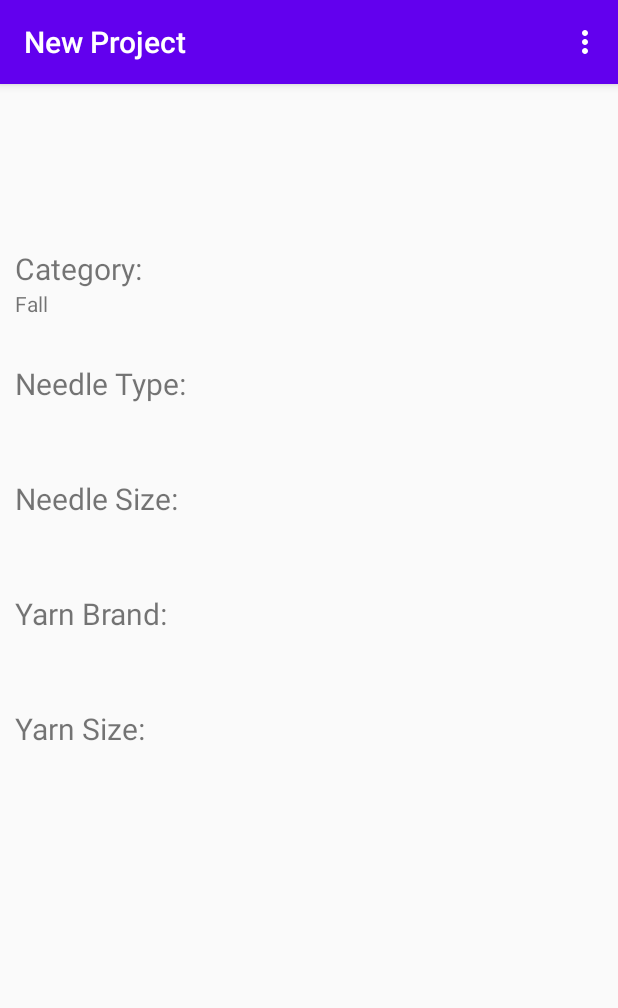
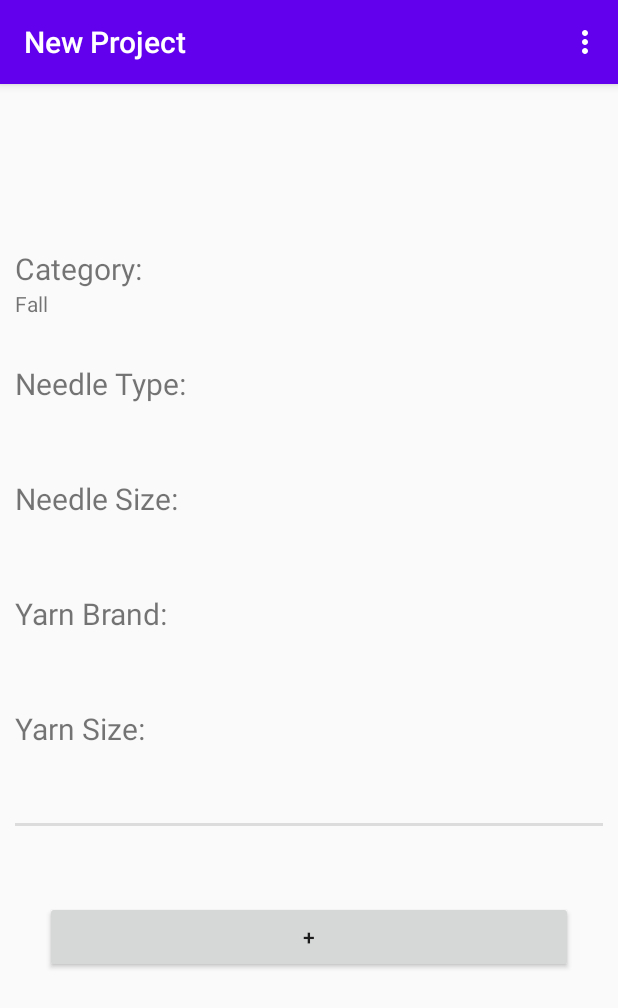
Before and after one commit to BlastMcGuirk/KnitBuddy, an Android app: the ProjectActivity screen opened directly, with no data from a screen before it, on a phone screen of 412 x 824 dp. Shown: the top 1008 px of the screen. Run offline under Robolectric (Android 15) with nearby library versions, the phone set to English and light mode, and no system bars.

Commit message:
Added instructions to projects

```diff
--- a/app/build.gradle
+++ b/app/build.gradle
@@ -25,6 +25,7 @@ dependencies {
     implementation fileTree(dir: "libs", include: ["*.jar"])
     implementation 'androidx.appcompat:appcompat:1.1.0'
     implementation 'androidx.constraintlayout:constraintlayout:1.1.3'
+    implementation 'androidx.recyclerview:recyclerview:1.1.0'
     testImplementation 'junit:junit:4.12'
     androidTestImplementation 'androidx.test.ext:junit:1.1.1'
     androidTestImplementation 'androidx.test.espresso:espresso-core:3.2.0'
--- a/app/src/main/java/com/apps/bguirks/knitbuddy/MainActivity.java
+++ b/app/src/main/java/com/apps/bguirks/knitbuddy/MainActivity.java
@@ -46,8 +46,6 @@ public class MainActivity extends AppCompatActivity {
         this.mainActivityContext = this;
         setContentView(R.layout.activity_main);
 
-        System.out.println("CREATE");
-
         // Setup Database
         db = new DatabaseHelper(this);
         if (db.categories.getTableCount() == 0) {
@@ -78,7 +76,6 @@ public class MainActivity extends AppCompatActivity {
     @Override
     protected void onResume() {
         super.onResume();
-        System.out.println("RESUME");
 
         // Get the data from the database
         listViewData = getListViewData();
--- a/app/src/main/java/com/apps/bguirks/knitbuddy/ProjectActivity.java
+++ b/app/src/main/java/com/apps/bguirks/knitbuddy/ProjectActivity.java
@@ -1,6 +1,7 @@
 package com.apps.bguirks.knitbuddy;
 
 import androidx.appcompat.app.AppCompatActivity;
+import androidx.recyclerview.widget.RecyclerView;
 
 import android.content.Context;
 import android.content.Intent;
@@ -9,16 +10,23 @@ import android.view.Menu;
 import android.view.MenuInflater;
 import android.view.MenuItem;
 import android.view.View;
+import android.view.ViewGroup;
 import android.view.inputmethod.InputMethodManager;
 import android.widget.ArrayAdapter;
+import android.widget.Button;
 import android.widget.EditText;
+import android.widget.ListView;
 import android.widget.Spinner;
 import android.widget.TextView;
 
+import com.apps.bguirks.knitbuddy.adapters.CustomExpandableListAdapter;
+import com.apps.bguirks.knitbuddy.adapters.CustomListAdapter;
 import com.apps.bguirks.knitbuddy.database.DatabaseHelper;
 import com.apps.bguirks.knitbuddy.database.dataobjects.Category;
+import com.apps.bguirks.knitbuddy.database.dataobjects.Instruction;
 import com.apps.bguirks.knitbuddy.database.dataobjects.Project;
 
+import java.util.ArrayList;
 import java.util.List;
 
 public class ProjectActivity extends AppCompatActivity implements View.OnFocusChangeListener {
@@ -30,6 +38,8 @@ public class ProjectActivity extends AppCompatActivity implements View.OnFocusCh
 
     private List<Category> categoriesList;
 
+    private List<Instruction> instructions;
+
     @Override
     protected void onCreate(Bundle savedInstanceState) {
         super.onCreate(savedInstanceState);
@@ -37,20 +47,63 @@ public class ProjectActivity extends AppCompatActivity implements View.OnFocusCh
 
         this.db = new DatabaseHelper(this);
         this.editing = true;
+        this.instructions = new ArrayList<>();
 
         Intent intent = getIntent();
-        long projectId = intent.getLongExtra("PROJECT_ID", -1);
+        final long projectId = intent.getLongExtra("PROJECT_ID", -1);
         if (projectId != -1) {
             this.project = db.projects.get(projectId);
+            instructions = db.instructions.getAll(this.project.get_id());
             editing = false;
         }
 
         categoriesList = db.categories.getAll();
 
+        // Set the content of the ExpandableListView component
+        final ListView listView = findViewById(R.id.instructionsList);
+        final CustomListAdapter listAdapter = new CustomListAdapter(
+                this, instructions);
+        listView.setAdapter(listAdapter);
+        ViewGroup.LayoutParams params = listView.getLayoutParams();
+        params.height = getInstructionsHeight();
+        listView.setLayoutParams(params);
+        listView.requestLayout();
+
+        Button addInstruction = findViewById(R.id.add_instruction);
+        addInstruction.setOnClickListener(new View.OnClickListener() {
+            @Override
+            public void onClick(View v) {
+                Instruction ins = new Instruction(projectId, instructions.size() + 1);
+                long insId = db.instructions.add(ins);
+                ins.set_id(insId);
+                instructions.add(ins);
+                ((CustomListAdapter)listView.getAdapter()).updateData(instructions);
+
+                listAdapter.updateData(instructions);
+
+                ViewGroup.LayoutParams params = listView.getLayoutParams();
+                params.height = getInstructionsHeight();
+                listView.setLayoutParams(params);
+                listView.requestLayout();
+            }
+        });
+
         String title = this.project == null ? "New Project" : this.project.getProjectName();
         setTitle(title);
 
         setViewsContent();
+    }
+
+    private int getInstructionsHeight() {
+        int totalSize = 0;
+        for (Instruction ins : instructions) {
+            if (ins.getCounter() == -999) {
+                totalSize += 180;
+            } else {
+                totalSize += 415;
+            }
+        }
+        return totalSize;
     }
 
     @Override
@@ -90,6 +143,15 @@ public class ProjectActivity extends AppCompatActivity implements View.OnFocusCh
         this.project.setYarnBrand(((EditText)findViewById(R.id.yarn_brand_edit)).getText().toString());
         this.project.setYarnSize(((EditText)findViewById(R.id.yarn_size_edit)).getText().toString());
 
+        // Save the instructions
+        ListView instructionsList = findViewById(R.id.instructionsList);
+        for (int i = 0; i < instructionsList.getChildCount(); i++) {
+            Instruction ins = instructions.get(i);
+            View v = instructionsList.getChildAt(i);
+            ins.setInstruction(((EditText)v.findViewById(R.id.instruction_edit)).getText().toString());
+            this.db.instructions.update(ins);
+        }
+
         this.db.projects.update(this.project);
 
         this.setTitle((this.project.getProjectName()));
@@ -106,6 +168,12 @@ public class ProjectActivity extends AppCompatActivity implements View.OnFocusCh
         findViewById(R.id.needle_size_value).setVisibility(visibility);
         findViewById(R.id.yarn_brand_value).setVisibility(visibility);
         findViewById(R.id.yarn_size_value).setVisibility(visibility);
+        ListView instructionsList = findViewById(R.id.instructionsList);
+        for (int i = 0; i < instructionsList.getChildCount(); i++) {
+            View v = instructionsList.getChildAt(i);
+            v.findViewById(R.id.instruction_value).setVisibility(visibility);
+        }
+        //findViewById(R.id.instruction_value).setVisibility(visibility);
 
         visibility = this.editing ? View.VISIBLE : View.GONE;
 
@@ -115,6 +183,11 @@ public class ProjectActivity extends AppCompatActivity implements View.OnFocusCh
         findViewById(R.id.needle_size_edit).setVisibility(visibility);
         findViewById(R.id.yarn_brand_edit).setVisibility(visibility);
         findViewById(R.id.yarn_size_edit).setVisibility(visibility);
+        //findViewById(R.id.instruction_edit).setVisibility(visibility);
+        for (int i = 0; i < instructionsList.getChildCount(); i++) {
+            View v = instructionsList.getChildAt(i);
+            v.findViewById(R.id.instruction_edit).setVisibility(visibility);
+        }
     }
 
     private void setViewsContent() {
@@ -129,7 +202,6 @@ public class ProjectActivity extends AppCompatActivity implements View.OnFocusCh
         if (project != null) {
             title = project.getProjectName();
             category = db.categories.get(project.getCategoryId());
-            System.out.println(category);
             needleType = project.getNeedleType();
             needleSize = project.getNeedleSize();
             yarnBrand = project.getYarnBrand();
@@ -164,6 +236,15 @@ public class ProjectActivity extends AppCompatActivity implements View.OnFocusCh
         // Yarn Size
         ((TextView)findViewById(R.id.yarn_size_value)).setText(yarnSize);
         ((EditText)findViewById(R.id.yarn_size_edit)).setText(yarnSize);
+
+        // Instructions
+        ListView instructionsList = findViewById(R.id.instructionsList);
+        for (int i = 0; i < instructionsList.getChildCount(); i++) {
+            Instruction ins = instructions.get(i);
+            View v = instructionsList.getChildAt(i);
+            ((TextView)v.findViewById(R.id.instruction_value)).setText(ins.getInstruction());
+            ((EditText)v.findViewById(R.id.instruction_edit)).setText(ins.getInstruction());
+        }
     }
 
     @Override
--- a/app/src/main/java/com/apps/bguirks/knitbuddy/database/DatabaseHelper.java
+++ b/app/src/main/java/com/apps/bguirks/knitbuddy/database/DatabaseHelper.java
@@ -6,6 +6,7 @@ import android.database.sqlite.SQLiteOpenHelper;
 import android.util.Log;
 
 import com.apps.bguirks.knitbuddy.database.handlers.CategoryHandler;
+import com.apps.bguirks.knitbuddy.database.handlers.InstructionHandler;
 import com.apps.bguirks.knitbuddy.database.handlers.ProjectHandler;
 
 public class DatabaseHelper extends SQLiteOpenHelper {
@@ -14,7 +15,7 @@ public class DatabaseHelper extends SQLiteOpenHelper {
     // Database Information
     // ----------------------------------------
     // Database Version
-    static final int DB_VERSION = 1;
+    static final int DB_VERSION = 2;
     // Database Information
     static final String DB_NAME = "KNIT_BUDDY.DB";
 
@@ -23,11 +24,13 @@ public class DatabaseHelper extends SQLiteOpenHelper {
     // ----------------------------------------
     public CategoryHandler categories;
     public ProjectHandler projects;
+    public InstructionHandler instructions;
 
     public DatabaseHelper(Context context) {
         super(context, DB_NAME, null, DB_VERSION);
         categories = new CategoryHandler(this);
         projects = new ProjectHandler(this);
+        instructions = new InstructionHandler(this);
     }
 
     @Override
@@ -44,12 +47,13 @@ public class DatabaseHelper extends SQLiteOpenHelper {
     private void createAllTables(SQLiteDatabase db) {
         categories.createTable(db);
         projects.createTable(db);
+        instructions.createTable(db);
     }
 
     private void dropAllTables(SQLiteDatabase db) {
         categories.dropTable(db);
         projects.dropTable(db);
-        Log.i("MAIN", "DROPPED");
+        instructions.dropTable(db);
     }
 
 }
--- a/app/src/main/res/layout/activity_project.xml
+++ b/app/src/main/res/layout/activity_project.xml
@@ -1,16 +1,19 @@
 <?xml version="1.0" encoding="utf-8"?>
-<ScrollView xmlns:android="http://schemas.android.com/apk/res/android"
+<androidx.core.widget.NestedScrollView xmlns:android="http://schemas.android.com/apk/res/android"
     xmlns:app="http://schemas.android.com/apk/res-auto"
     xmlns:tools="http://schemas.android.com/tools"
     android:layout_width="match_parent"
-    android:layout_height="match_parent"
+    android:layout_height="wrap_content"
     tools:context=".ProjectActivity"
     android:layout_margin="10dp">
 
-    <LinearLayout
+        <androidx.appcompat.widget.LinearLayoutCompat
+            android:id="@+id/linLayout"
             android:layout_width="match_parent"
             android:layout_height="wrap_content"
-        android:orientation="vertical">
+            android:orientation="vertical"
+            android:layout_alignParentTop="true"
+            android:layout_alignParentStart="true">
 
             <!-- Title -->
             <TextView
@@ -19,8 +22,7 @@
                 android:id="@+id/title_value"
                 android:layout_marginTop="15dp"
                 android:layout_marginBottom="30dp"
-            android:text="Mark's Hat"
-            android:textSize="40dp"
+                android:textSize="40sp"
                 android:textAlignment="center"
                 android:layout_gravity="center"/>
             <EditText
@@ -29,8 +31,7 @@
                 android:id="@+id/title_edit"
                 android:layout_marginTop="15dp"
                 android:layout_marginBottom="30dp"
-            android:text="Mark's Hat"
-            android:textSize="40dp"
+                android:textSize="40sp"
                 android:textAlignment="center"
                 android:layout_gravity="center"
                 android:visibility="gone"/>
@@ -124,6 +125,36 @@
                 android:layout_marginBottom="30dp"
                 android:visibility="gone" />
 
-    </LinearLayout>
+            <!-- BREAK LINE -->
+            <View
+                android:layout_width="match_parent"
+                android:layout_marginTop="30dp"
+                android:layout_marginBottom="30dp"
+                android:layout_height="2dp"
+                android:background="?android:attr/listDivider" />
 
-</ScrollView>
+            <!-- Instructions -->
+            <!--
+            <androidx.recyclerview.widget.RecyclerView
+                android:id="@+id/instructionsList"
+                android:layout_width="match_parent"
+                android:layout_height="match_parent" />
+-->
+            <ListView
+                android:id="@+id/instructionsList"
+                android:layout_width="match_parent"
+                android:layout_height="wrap_content"/>
+
+            <Button
+                android:id="@+id/add_instruction"
+                android:layout_width="match_parent"
+                android:layout_height="wrap_content"
+                android:layout_marginStart="20dp"
+                android:layout_marginEnd="20dp"
+                android:layout_marginTop="20dp"
+                android:text="+"
+                android:layout_alignParentBottom="true" />
+
+        </androidx.appcompat.widget.LinearLayoutCompat>
+
+</androidx.core.widget.NestedScrollView>
--- /dev/null
+++ b/app/src/main/res/menu/instruction_popup_menu.xml
@@ -0,0 +1,12 @@
+<?xml version="1.0" encoding="utf-8"?>
+<menu xmlns:android="http://schemas.android.com/apk/res/android">
+
+    <item
+        android:id="@+id/toggle_counter"
+        android:title="Toggle Counter" />
+
+    <item
+        android:id="@+id/delete"
+        android:title="Delete" />
+
+</menu>
```
Also changed, not shown: app/src/main/java/com/apps/bguirks/knitbuddy/adapters/CustomListAdapter.java (added, +164 -0 lines), app/src/main/java/com/apps/bguirks/knitbuddy/database/dataobjects/Instruction.java (added, +87 -0 lines), app/src/main/java/com/apps/bguirks/knitbuddy/database/handlers/InstructionHandler.java (added, +179 -0 lines), app/src/main/res/layout/instruction_item.xml (added, +97 -0 lines), app/src/main/res/drawable/baseline_arrow_drop_down_black_18dp.png (added). Lines whose indentation alone changed are shown as unchanged.
